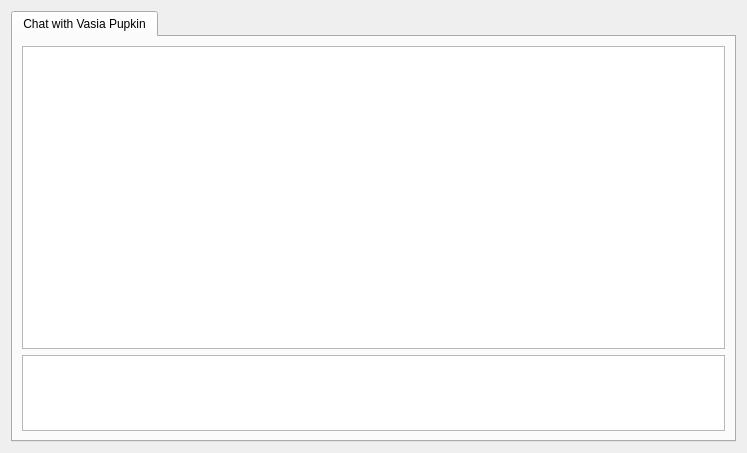
Above: src/Client/GUI/design/ChatWindow.ui from industral/Nexuz before the change. Below: the same form after it.
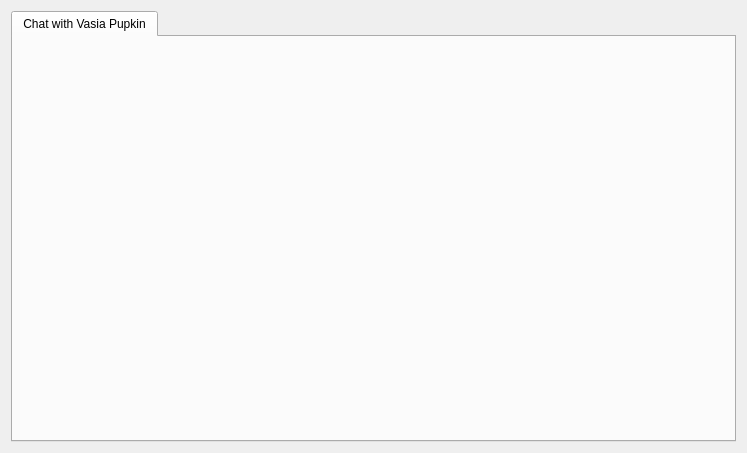
That is the form after the change. Custom widgets are drawn as their Qt base class.

```diff
--- a/src/Client/GUI/design/ChatWindow.ui
+++ b/src/Client/GUI/design/ChatWindow.ui
@@ -23,30 +23,12 @@
       <attribute name="title">
        <string>Chat with Vasia Pupkin</string>
       </attribute>
-      <layout class="QHBoxLayout" name="horizontalLayout_2">
-       <item>
-        <layout class="QVBoxLayout" name="verticalLayout" stretch="4,1">
-         <item>
-          <widget class="QTextEdit" name="chatOuput"/>
-         </item>
-         <item>
-          <widget class="CustomChatWindow" name="chatInput"/>
-         </item>
-        </layout>
-       </item>
-      </layout>
+      <layout class="QHBoxLayout" name="horizontalLayout_2"/>
      </widget>
     </widget>
    </item>
   </layout>
  </widget>
- <customwidgets>
-  <customwidget>
-   <class>CustomChatWindow</class>
-   <extends>QTextEdit</extends>
-   <header>src/Client/GUI/UI/ChatWindow/CustomChatWindow.hpp</header>
-  </customwidget>
- </customwidgets>
  <resources/>
  <connections/>
 </ui>
```
